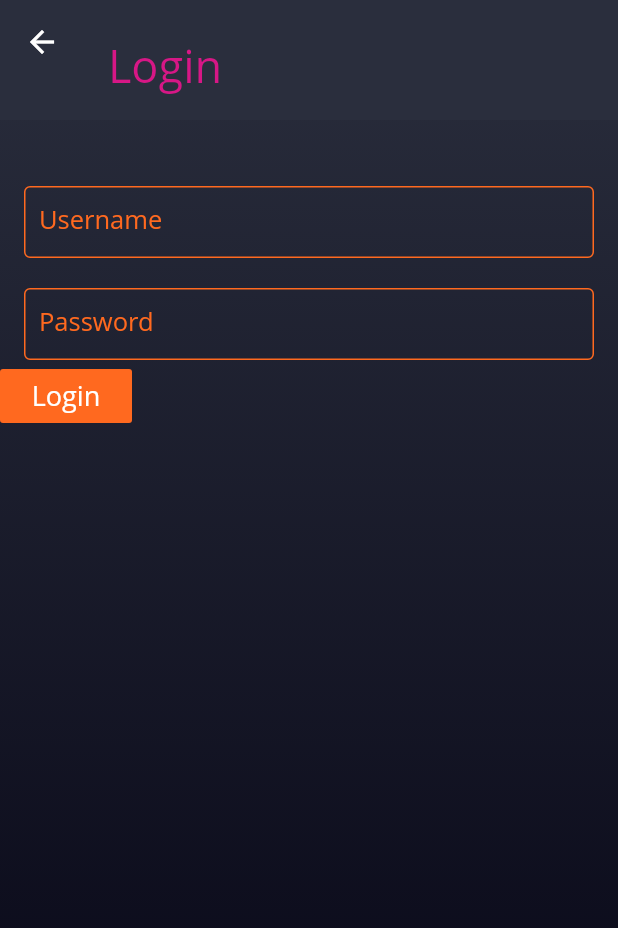
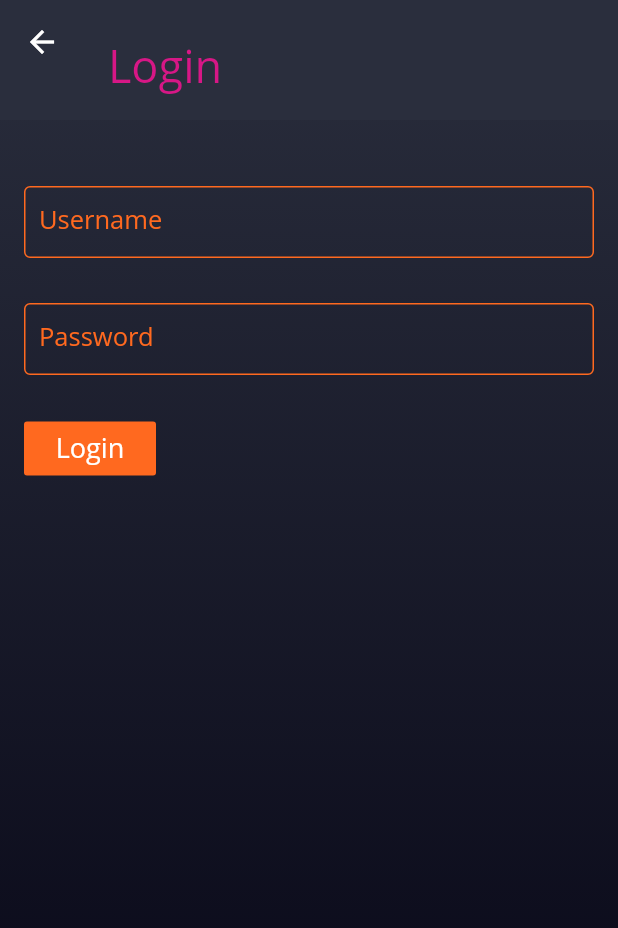
Before and after one commit to Sdantevie/vortex, a Flutter app: the SignIn screen opened by its route, on a phone screen of 412 x 824 dp. Shown: the top 928 px of the screen. Run offline on Flutter 3.47's test engine with Material 2 defaults, Android fonts, the phone set to English and light mode, and no system bars; our stand-ins replace flutter_screenutil, shared_preferences; missing offline and left inert: flutter_pdfview, gradient_text; accounts and stored records are empty; network calls fail.

Commit message:
added all

```diff
--- a/lib/screens/auth/sign_in.dart
+++ b/lib/screens/auth/sign_in.dart
@@ -43,99 +43,12 @@ class _SignInState extends State<SignIn> {
         child: Scaffold(
           backgroundColor: Colors.transparent,
           body: _buildScrollable(),
-        )
-      );
-
-              // return Container(
-              //   decoration: BoxDecoration(
-              //     gradient: LinearGradient(
-              //         colors: [Color(0xFF040313), Color(0xFF2A2E3D)],
-              //         begin: Alignment.topCenter,
-              //         end: Alignment.bottomCenter,
-              //         tileMode: TileMode.clamp,
-              //         stops: [0.0, 1.0]),
-              //   ),
-              //   child: Scaffold(
-              //       backgroundColor: Colors.transparent,
-              //       resizeToAvoidBottomPadding: true,
-              //       body: SingleChildScrollView(
-              //         child: Padding(
-              //           padding: EdgeInsets.only(left: 20.0, right: 20.0, top: 50.0),
-              //           child: Column(
-              //             crossAxisAlignment: CrossAxisAlignment.start,
-              //             children: <Widget>[
-              //               Image.asset(
-              //                 "assets/images/vortex247.png",
-              //                 width: ScreenUtil.getInstance().setWidth(100),
-              //                 height: ScreenUtil.getInstance().setHeight(100),
-              //               ),
-              //               SizedBox(
-              //                 height: ScreenUtil.getInstance().setHeight(165),
-              //               ),
-              //               Text("Login",
-              //                   style: TextStyle(
-              //                       fontSize: 30.0,
-              //                       color: Colors.white,
-              //                       fontFamily: 'OpenSans')),
-              //               Container(
-              //                 width: double.infinity,
-              //                 margin: EdgeInsets.only(top: 10.0),
-              //                 height: ScreenUtil.getInstance().setHeight(700),
-              //                 decoration: BoxDecoration(
-              //                     color: Colors.white.withOpacity(0.4),
-              //                     border: Border.all(),
-              //                     borderRadius: BorderRadius.circular(8.0)),
-              //                 child: Padding(
-              //                   padding:
-              //                       EdgeInsets.only(top: 16.0, left: 16.0, right: 16.0),
-              //                   child: Column(
-              //                     crossAxisAlignment: CrossAxisAlignment.start,
-              //                     children: <Widget>[
-              //                       SizedBox(
-              //                         height: ScreenUtil.getInstance().setHeight(10),
-              //                       ),
-              //                       Text("Username or Email", style: _labelStyle),
-              //                       TextField(
-              //                           cursorColor: Colors.white,
-              //                           style: _textFieldStyle,
-              //                           decoration: _decoration),
-              //                       SizedBox(
-              //                         height: ScreenUtil.getInstance().setHeight(50),
-              //                       ),
-              //                       Text("Password", style: _labelStyle),
-              //                       TextField(
-              //                           cursorColor: Colors.white,
-              //                           keyboardType: TextInputType.visiblePassword,
-              //                           style: _textFieldStyle,
-              //                           decoration: _decoration),
-              //                       SizedBox(
-              //                         height: ScreenUtil.getInstance().setHeight(60),
-              //                       ),
-              //                       FlatButton(
-              //                         color: Color(0xFFFF691F),
-              //                         splashColor: Color(0xFFD71786),
-              //                         onPressed: () {},
-              //                         child: Text(
-              //                           "Login",
-              //                           style: TextStyle(
-              //                               color: Colors.white,
-              //                               fontSize: 18.0,
-              //                               fontFamily: 'OpenSans'),
-              //                         ),
-              //                       )
-              //                     ],
-              //                   ),
-              //                 ),
-              //               )
-              //             ],
-              //           ),
-              //         ),
-              //       )),
-             // );
+        ));
   }
 
   _buildScrollable() {
-    return CustomScrollView(slivers: <Widget>[
+    return CustomScrollView(
+      slivers: <Widget>[
         SliverAppBar(
           elevation: 4.0,
           pinned: true,
@@ -157,27 +70,27 @@ class _SignInState extends State<SignIn> {
           ),
         ),
         SliverPadding(
-          padding: EdgeInsets.only(top: 44.0),
-                  sliver: SliverList(delegate: SliverChildListDelegate([
-             Padding(
-                    padding: EdgeInsets.symmetric(horizontal: 16.0),
-                    child: TextField(
+          padding: EdgeInsets.only(top: 44.0, left: 16.0, right: 16.0),
+          sliver: SliverList(
+            delegate: SliverChildListDelegate([
+              TextField(
                   cursorColor: Color(0xFFFF691F),
-                        style: TextStyle(
-                            color: Colors.white, fontFamily: 'OpenSans'),
-                        decoration: _generateDecoration('Username'))),
+                  style: TextStyle(color: Colors.white, fontFamily: 'OpenSans'),
+                  decoration: _generateDecoration('Username')),
               SizedBox(
-                  height: 20.0,
+                height: 30.0,
               ),
-                Padding(
-                    padding: EdgeInsets.symmetric(horizontal: 16.0),
-                    child: TextField(
+              TextField(
                   obscureText: true,
                   cursorColor: Color(0xFFFF691F),
-                        style: TextStyle(
-                            color: Colors.white, fontFamily: 'OpenSans'),
-                        decoration: _generateDecoration('Password'))),
-                Row(children: <Widget>[FlatButton(
+                  style: TextStyle(color: Colors.white, fontFamily: 'OpenSans'),
+                  decoration: _generateDecoration('Password')),
+              SizedBox(
+                height: 25.0,
+              ),
+              Row(
+                children: <Widget>[
+                  FlatButton(
                     color: Color(0xFFFF691F),
                     splashColor: Color(0xFFD71786),
                     onPressed: () {},
@@ -188,12 +101,16 @@ class _SignInState extends State<SignIn> {
                           fontSize: 18.0,
                           fontFamily: 'OpenSans'),
                     ),
-                )],)
-          ]),),
+                  )
+                ],
+              )
+            ]),
+          ),
         )
       ],
     );
   }
+
   InputDecoration _generateDecoration(String label) {
     return InputDecoration(
         contentPadding: EdgeInsets.symmetric(vertical: -2.0, horizontal: 10.0),
```
Lines whose indentation alone changed are shown as unchanged.
